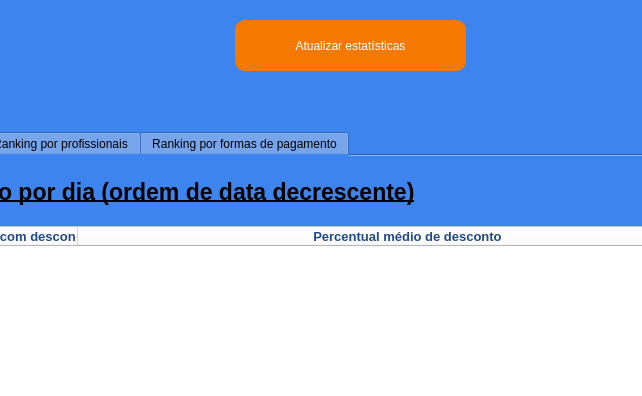
Qt form estatisticas.ui (JVwolfart/PROJETO-SALAO-JOVEM-PROGRAMADOR) before a commit; both pictures show x 395 to 1037 and y 0 to 396 of the 1216 by 884 pixel window.
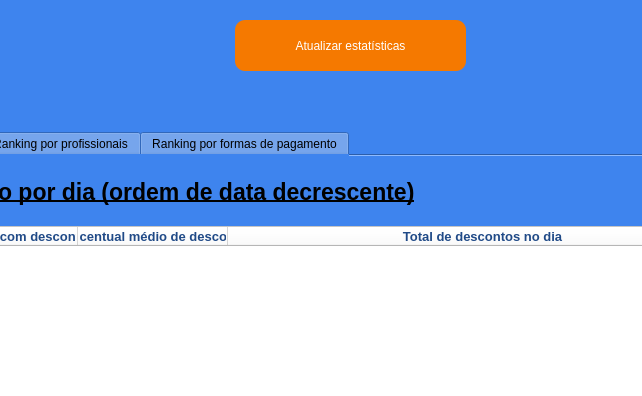
The same form after that commit. The open tabs and pages were chosen to show the change.

```diff
--- a/estatisticas.ui
+++ b/estatisticas.ui
@@ -243,6 +243,21 @@
         <set>AlignCenter</set>
        </property>
       </column>
+      <column>
+       <property name="text">
+        <string>Total de descontos no dia</string>
+       </property>
+       <property name="font">
+        <font>
+         <pointsize>10</pointsize>
+         <weight>75</weight>
+         <bold>true</bold>
+        </font>
+       </property>
+       <property name="textAlignment">
+        <set>AlignCenter</set>
+       </property>
+      </column>
      </widget>
      <widget class="QLabel" name="label_9">
       <property name="geometry">
```
Left out of the diff: 4 changed lines with no effect on the pictures.
